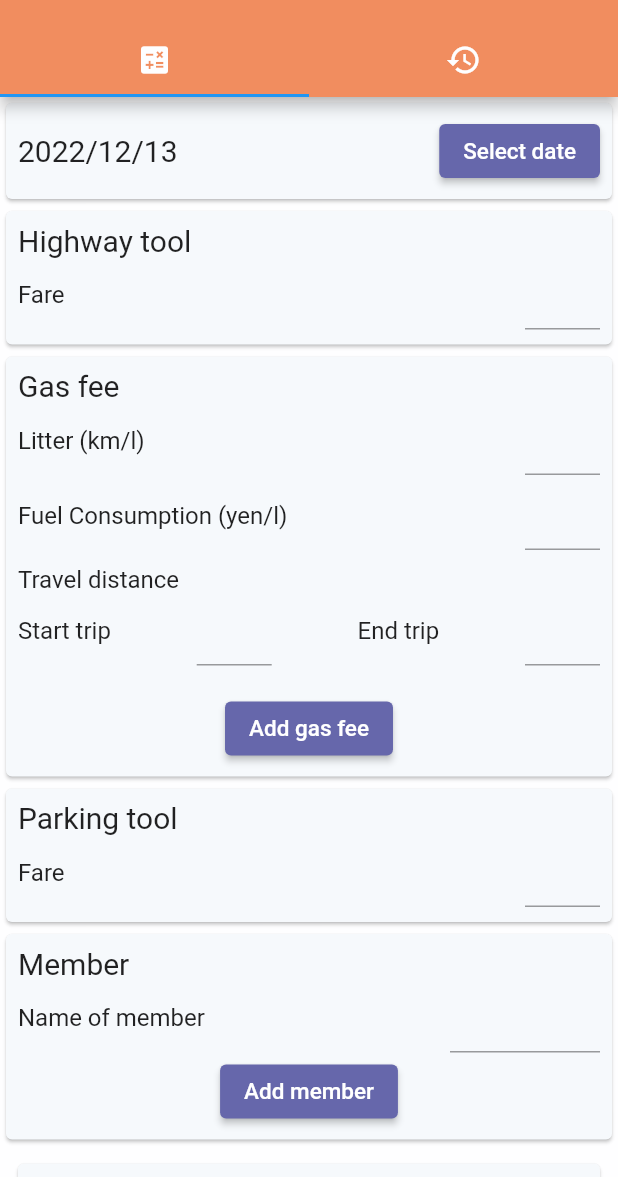
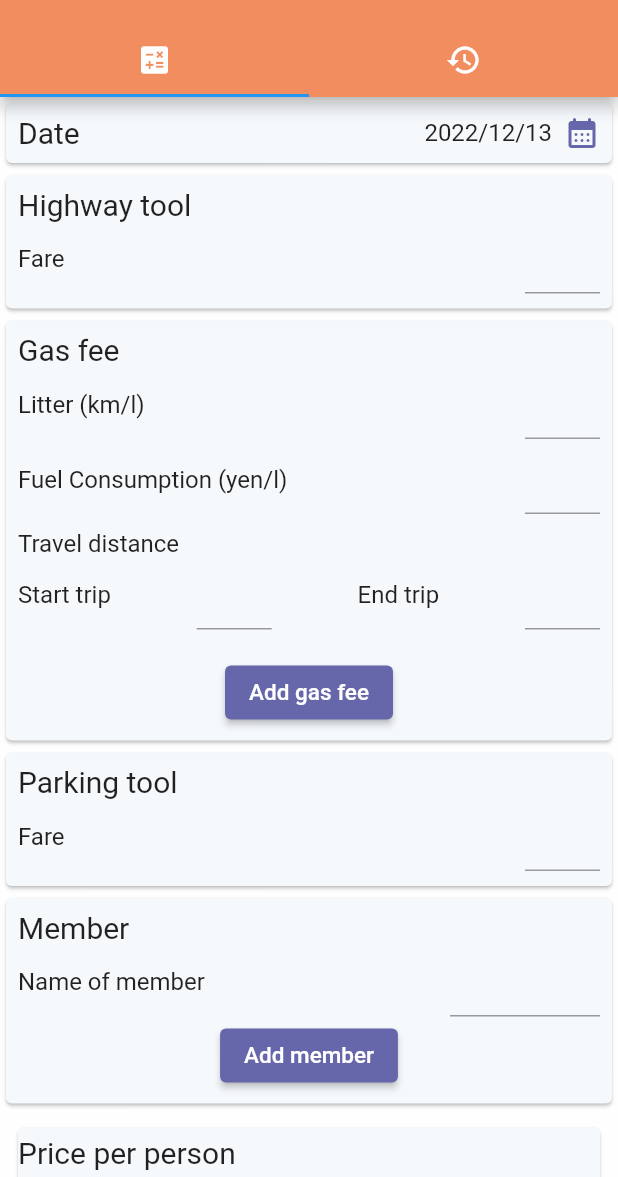
Before and after one commit to UraShiba/dutch_app, a Flutter app: the screen it shows after launch, on a phone screen of 412 x 824 dp, the part 59-1236 px from its top. Run offline on Flutter 3.47's test engine with Material 2 defaults, Android fonts, the phone set to English and light mode, and no system bars; our stand-ins replace equatable, flutter_bloc.

Commit message:
update date layout

```diff
--- a/lib/calculate_page/widget/input_card/date_pick_card.dart
+++ b/lib/calculate_page/widget/input_card/date_pick_card.dart
@@ -12,32 +12,37 @@ class DatePickCard extends StatelessWidget {
       color: cardColor,
       child: Padding(
         padding: const EdgeInsets.all(8.0),
-        child: Row(
+        child: Column(
+          mainAxisAlignment: MainAxisAlignment.start,
+          crossAxisAlignment: CrossAxisAlignment.start,
+          children: [
+            Row(
               mainAxisAlignment: MainAxisAlignment.spaceBetween,
               children: [
-            BlocBuilder<DatePickCubit, DateTime>(builder: (context, date) {
+                const Text('Date', style: textStyle1),
+                Row(
+                  children: [
+                    BlocBuilder<DatePickCubit, DateTime>(
+                        builder: (context, date) {
                       return Text(
                         '${date.year}/${date.month}/${date.day}',
-                style: const TextStyle(fontSize: 20),
+                        style: textStyle2,
                       );
                     }),
-            ElevatedButton(
-              style: ElevatedButton.styleFrom(
-                backgroundColor: buttonColor,
-              ),
-              onPressed: () async {
+                    const SizedBox(width: 8),
+                    InkWell(
+                      onTap: () async {
                         DateTime? newDate = await showDatePicker(
                             context: context,
-                    initialDate: context.read<DatePickCubit>().getDateTime(),
+                            initialDate:
+                                context.read<DatePickCubit>().getDateTime(),
                             firstDate: DateTime(2020),
                             lastDate: DateTime(2100),
                             builder: (context, child) {
                               return Theme(
                                 data: ThemeData.light().copyWith(
-                          colorScheme: const ColorScheme.light().copyWith(
-                            primary: orangeColor,
-                          ),
-                        ),
+                                    colorScheme: const ColorScheme.light()
+                                        .copyWith(primary: orangeColor)),
                                 child: child!,
                               );
                             });
@@ -45,10 +50,14 @@ class DatePickCard extends StatelessWidget {
                           context.read<DatePickCubit>().setDateTime(newDate);
                         }
                       },
-              child: const Text(
-                'Select date',
-                style: buttonTextStyle,
+                      child: const Icon(
+                        Icons.calendar_month_rounded,
+                        color: buttonColor,
                       ),
+                    ),
+                  ],
+                ),
+              ],
             ),
           ],
         ),
```
Lines whose indentation alone changed are shown as unchanged.
